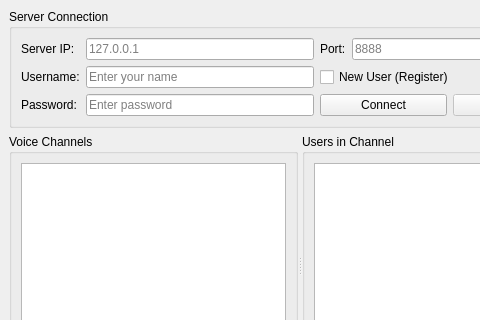
gujial/voicePhone, file src/mainwindow.ui: the form before one commit; both pictures show x 0 to 480 and y 0 to 320 of the 600 by 500 pixel window.
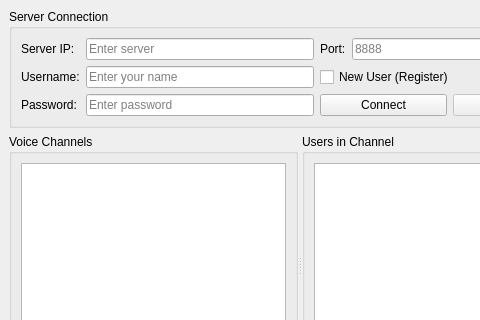
The form after the commit.

Commit message: feat: 实现保存上次登录信息功能

The edit to the form file:
```diff
--- a/src/mainwindow.ui
+++ b/src/mainwindow.ui
@@ -31,7 +31,7 @@
        <item row="0" column="1">
         <widget class="QLineEdit" name="serverIpEdit">
          <property name="placeholderText">
-          <string>127.0.0.1</string>
+          <string>Enter server</string>
          </property>
         </widget>
        </item>
```
The commit also changes 2 other files.
